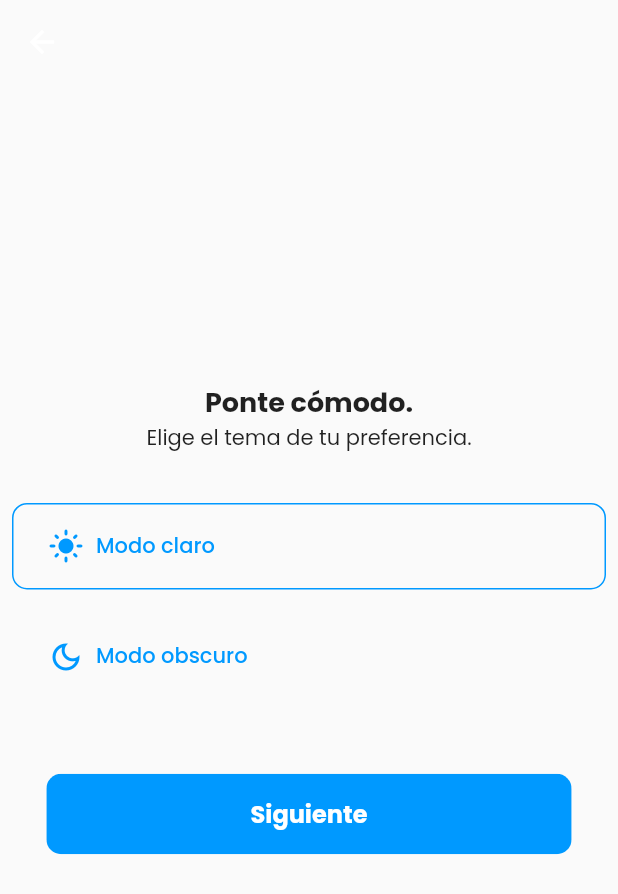
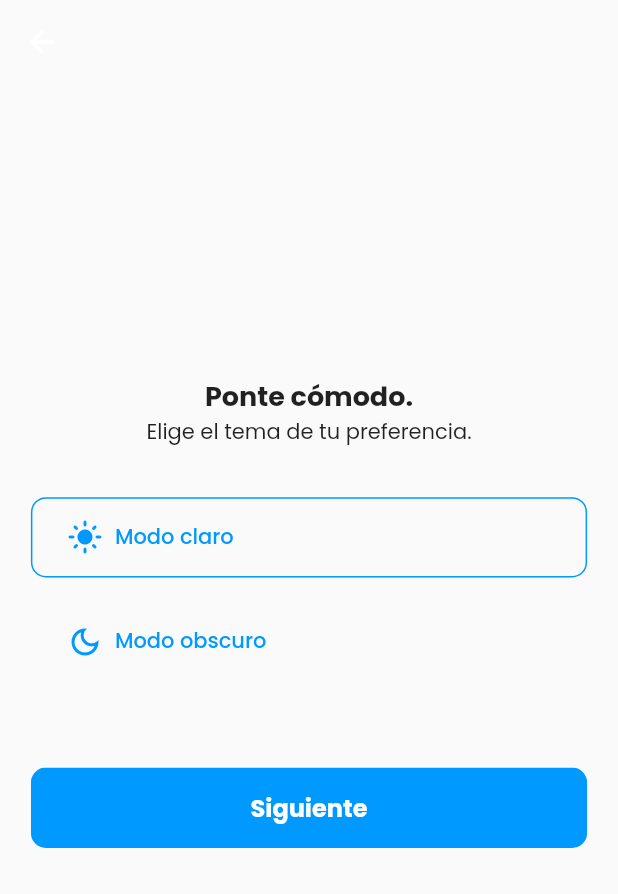
Before and after one commit to RitchieRS/emetrixapp, a Flutter app: the SelectThemePage screen opened by its route, on a phone screen of 412 x 824 dp. Shown: the top 894 px of the screen. Run offline on Flutter 3.47's test engine with Material 2 defaults, Android fonts, the phone set to English and light mode, and no system bars; our stand-ins replace animate_do, connectivity_plus, dio, flutter_riverpod, flutter_svg, freezed_annotation and 9 more; missing offline and left inert: hand_signature, qr_code_scanner; accounts and stored records are empty; project files that could hold a hidden picture were left out.

Commit message:
Modern UI changes

```diff
--- a/lib/app/ui/modules/add_activities/aditional_activities.dart
+++ b/lib/app/ui/modules/add_activities/aditional_activities.dart
@@ -37,10 +37,7 @@ class _AditionalActivitiesPageState
     switch (state.state) {
       case States.succes:
         return Scaffold(
-          appBar: GradientTitle(
-            preferedSize: Size(size.width, size.height * 0.1),
-            title: 'EXTRAS',
-          ),
+          appBar: const GradientTitle(title: 'EXTRAS'),
           body: Padding(
             padding: EdgeInsets.only(top: size.height * 0.02),
             child: RefreshIndicator(
--- a/lib/app/ui/modules/out_of_route/loading_view.dart
+++ b/lib/app/ui/modules/out_of_route/loading_view.dart
@@ -12,9 +12,7 @@ class LoadingView extends StatelessWidget {
 
     return Scaffold(
       backgroundColor: Theme.of(context).scaffoldBackgroundColor,
-      appBar: GradientTitle(
-          preferedSize: Size(size.width, size.height * 0.1),
-          title: 'Fuera de Ruta'),
+      appBar: const GradientTitle(title: 'Fuera de Ruta'),
       body: ListView.builder(
           padding: EdgeInsets.only(top: size.height * 0.02),
           shrinkWrap: true,
--- a/lib/app/ui/onboarding/select_theme.dart
+++ b/lib/app/ui/onboarding/select_theme.dart
@@ -17,22 +17,43 @@ class SelectThemePage extends ConsumerStatefulWidget {
 
 class _SelectThemeState extends ConsumerState<SelectThemePage> {
   bool isLoading = false;
+  final padding = const EdgeInsets.all(8.0);
 
   @override
   Widget build(BuildContext context) {
     final size = MediaQuery.of(context).size;
     final isDark = ref.watch(themeProvider);
+    final height = size.height * 0.065;
+    final width = size.width * 0.9;
+    final appbar = AppBar(
+        backgroundColor: c.surface,
+        elevation: 0,
+        systemOverlayStyle: SystemUiOverlayStyle(
+            statusBarColor: c.surface,
+            statusBarIconBrightness:
+                isDark == ThemeMode.dark ? Brightness.light : Brightness.dark));
+    final minSize = Size(size.width * 0.7, size.height * 0.065);
+    final miaxSize = Size(size.width * 0.9, size.height * 0.07);
+    final radius =
+        RoundedRectangleBorder(borderRadius: BorderRadius.circular(10));
+    final lightStyle = OutlinedButton.styleFrom(
+        minimumSize: minSize,
+        maximumSize: miaxSize,
+        alignment: Alignment.center,
+        shape: radius,
+        side: BorderSide(
+            color: isDark == ThemeMode.light ? c.primary : c.surface));
+    final darkStyle = OutlinedButton.styleFrom(
+        minimumSize: Size(size.width * 0.7, size.height * 0.065),
+        maximumSize: Size(size.width * 0.9, size.height * 0.07),
+        shape: radius,
+        side: BorderSide(
+          color: isDark == ThemeMode.dark ? c.primary : c.surface,
+        ));
 
     return Scaffold(
       extendBodyBehindAppBar: true,
-      appBar: AppBar(
-          backgroundColor: c.surface,
-          elevation: 0,
-          systemOverlayStyle: SystemUiOverlayStyle(
-              statusBarColor: c.surface,
-              statusBarIconBrightness: isDark == ThemeMode.dark
-                  ? Brightness.light
-                  : Brightness.dark)),
+      appBar: appbar,
       body: Column(
         mainAxisAlignment: MainAxisAlignment.center,
         children: [
@@ -53,95 +74,52 @@ class _SelectThemeState extends ConsumerState<SelectThemePage> {
             child: Column(
               children: [
                 Padding(
-                  padding: const EdgeInsets.all(8.0),
+                  padding: padding,
                   child: OutlinedButton(
-                      style: OutlinedButton.styleFrom(
-                          minimumSize:
-                              Size(size.width * 0.8, size.height * 0.07),
-                          alignment: Alignment.center,
-                          shape: RoundedRectangleBorder(
-                              borderRadius: BorderRadius.circular(10)),
-                          side: BorderSide(
-                            color: isDark == ThemeMode.light
-                                ? c.primary
-                                : c.surface,
-                          )),
-                      onPressed: () {
-                        ref.read(themeProvider.notifier).setLightTheme();
-                      },
+                      style: lightStyle,
+                      onPressed: () =>
+                          ref.read(themeProvider.notifier).setLightTheme(),
                       child: Row(
                         children: [
                           Padding(
-                            padding: const EdgeInsets.all(8.0),
-                            child: Icon(Icons.light_mode, color: c.primary),
-                          ),
+                              padding: padding,
+                              child: Icon(Icons.light_mode, color: c.primary)),
                           const Text('Modo claro'),
                         ],
                       )),
                 ),
                 Padding(
-                  padding: const EdgeInsets.all(8.0),
+                  padding: padding,
                   child: OutlinedButton(
-                      style: OutlinedButton.styleFrom(
-                          minimumSize:
-                              Size(size.width * 0.8, size.height * 0.07),
-                          shape: RoundedRectangleBorder(
-                              borderRadius: BorderRadius.circular(10)),
-                          side: BorderSide(
-                            color: isDark == ThemeMode.dark
-                                ? c.primary
-                                : c.surface,
-                          )),
-                      onPressed: () {
-                        ref.read(themeProvider.notifier).setDarkTheme();
-                      },
+                      style: darkStyle,
+                      onPressed: () =>
+                          ref.read(themeProvider.notifier).setDarkTheme(),
                       child: Row(
                         children: [
                           Padding(
-                            padding: const EdgeInsets.all(8.0),
-                            child: Icon(Icons.dark_mode_outlined,
-                                color: c.primary),
-                          ),
+                              padding: padding,
+                              child: Icon(Icons.dark_mode_outlined,
+                                  color: c.primary)),
                           const Text('Modo obscuro'),
                         ],
                       )),
                 ),
-                SizedBox(
-                  height: size.height * 0.05,
-                ),
+                SizedBox(height: size.height * 0.05),
                 Center(
                   child: isLoading
                       ? ButonLoading(
                           background: c.primary,
                           onFinish: null,
-                          height: size.height * 0.065,
-                          width: size.width * 0.85,
+                          height: height,
+                          width: width,
                         )
-                      : Buton(
+                      : ButonDimentions(
+                          height: height,
+                          width: width,
                           background: c.primary,
                           title: 'Siguiente',
                           style: t.mediumLight,
-                          onTap: () async {
-                            setState(() {
-                              isLoading = !isLoading;
-                            });
-                            final navigator = Navigator.of(context);
-                            await Future.delayed(const Duration(seconds: 2));
-
-                            MesagessService.showMessage(
-                                context: context,
-                                duration: const Duration(seconds: 3),
-                                message:
-                                    'Selecciona las tiendas que visitarás.',
-                                icon: Icons.store);
-
-                            await navigator.pushReplacement(PageRouteBuilder(
-                                pageBuilder: (_, animation, __) =>
-                                    FadeTransition(
-                                      opacity: animation,
-                                      child: const OutOfRoutePage(),
-                                    )));
-                          }),
+                          onTap: () => goToStores()),
                 )
               ],
             ),
@@ -150,4 +128,22 @@ class _SelectThemeState extends ConsumerState<SelectThemePage> {
       ),
     );
   }
+
+  Future<void> goToStores() async {
+    setState(() => isLoading = !isLoading);
+    final navigator = Navigator.of(context);
+    await Future.delayed(const Duration(seconds: 2));
+
+    MesagessService.showMessage(
+        context: context,
+        duration: const Duration(seconds: 3),
+        message: 'Selecciona las tiendas que visitarás.',
+        icon: Icons.store);
+
+    await navigator.pushReplacement(PageRouteBuilder(
+        pageBuilder: (_, animation, __) => FadeTransition(
+              opacity: animation,
+              child: const OutOfRoutePage(),
+            )));
+  }
 }
```
Also changed, not shown: lib/app/ui/modules/out_of_route/out_of_route.dart (+15 -26 lines), lib/app/ui/modules/out_of_route/widgets/my_card.dart (+8 -7 lines), lib/app/ui/modules/route_of_the_day/widgets/my_card2.dart (+6 -2 lines), lib/app/ui/utils/widgets/alert.dart (+28 -22 lines), lib/app/ui/utils/widgets/gradient_title.dart (+11 -8 lines).
